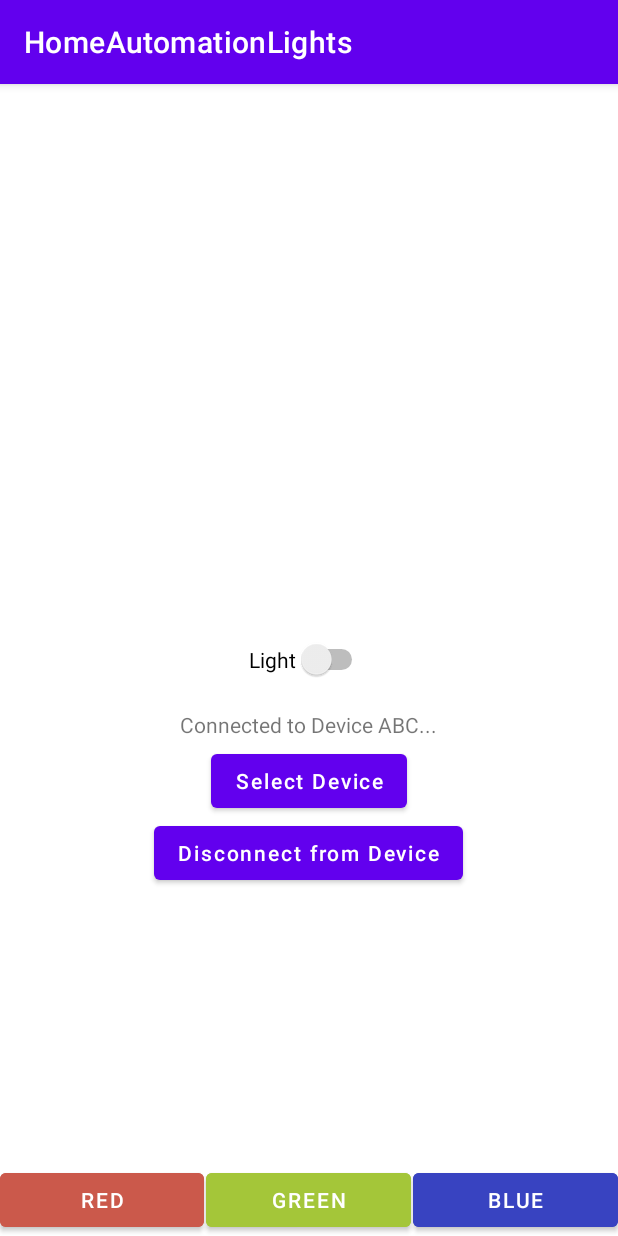
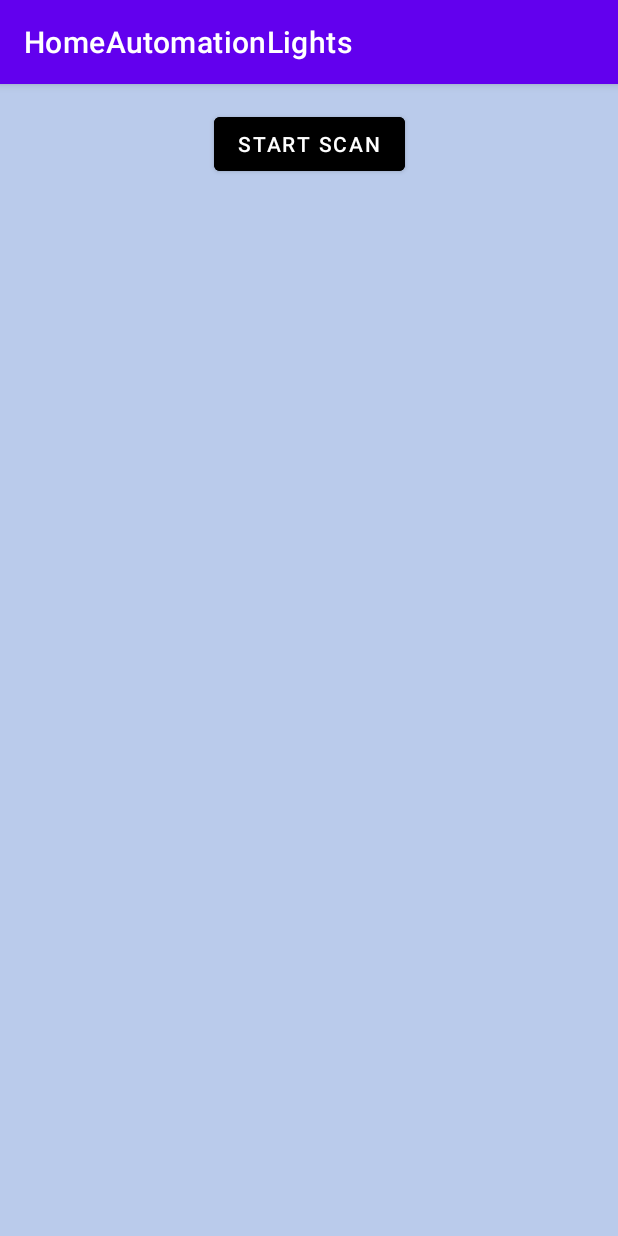
Before and after one commit to ruifornelos/HomeAutomationLights, an Android app: the screen it shows after launch (MainActivity before the commit, ScanActivity after it), on a phone screen of 412 x 824 dp. Run offline under Robolectric (Android 15) with nearby library versions, the phone set to English and light mode, and no system bars; our stand-ins replace Timber.

Commit message:
DONE:Connecting to ESP TODO: Write/read to characteristic and layout feedback

```diff
--- a/app/build.gradle
+++ b/app/build.gradle
@@ -1,6 +1,7 @@
 plugins {
     id 'com.android.application'
     id 'kotlin-android'
+    id 'kotlin-android-extensions'
 }
 
 android {
--- a/app/src/main/java/pm/ersc/estg/homeautomationlights/MainActivity.kt
+++ b/app/src/main/java/pm/ersc/estg/homeautomationlights/ScanActivity.kt
@@ -2,44 +2,39 @@
 
 import android.Manifest
 import android.app.Activity
-import android.app.admin.ConnectEvent
-import android.bluetooth.*
+import android.bluetooth.BluetoothAdapter
+import android.bluetooth.BluetoothDevice
+import android.bluetooth.BluetoothGattCharacteristic
+import android.bluetooth.BluetoothManager
 import android.bluetooth.le.ScanCallback
-import android.bluetooth.le.ScanFilter
 import android.bluetooth.le.ScanResult
 import android.bluetooth.le.ScanSettings
 import android.content.Context
 import android.content.Intent
 import android.content.pm.PackageManager
 import android.os.Build
+import androidx.appcompat.app.AppCompatActivity
 import android.os.Bundle
-import android.os.ParcelUuid
-import android.util.Log
 import android.widget.Button
-import android.widget.Switch
-import android.widget.TextView
-import androidx.appcompat.app.AppCompatActivity
 import androidx.core.app.ActivityCompat
 import androidx.core.content.ContextCompat
-import com.livinglifetechway.quickpermissions_kotlin.runWithPermissions
-import org.jetbrains.anko.Android
+import androidx.recyclerview.widget.LinearLayoutManager
+import androidx.recyclerview.widget.RecyclerView
+import androidx.recyclerview.widget.SimpleItemAnimator
 import org.jetbrains.anko.alert
-import org.jetbrains.anko.toast
 import pm.ersc.estg.homeautomationlights.ble.ConnectionManager
 import timber.log.Timber
-import java.util.*
+import kotlinx.android.synthetic.main.activity_scan.scan_button
+import kotlinx.android.synthetic.main.activity_scan.scan_results_recycler_view
+import pm.ersc.estg.homeautomationlights.ble.ConnectionEventListener
+
 
 private const val ENABLE_BLUETOOTH_REQUEST_CODE = 1
 private const val LOCATION_PERMISSION_REQUEST_CODE = 2
-private const val TAG = "****"
 private const val ServUUID = "ab0828b1-198e-4351-b779-901fa0e0371e"
 private const val CHARUUID = "4ac8a682-9736-4e5d-932b-e9b31405049c"
-private const val RED = 0x11
 
-class MainActivity : AppCompatActivity() {
-    private var blueDevice: BluetoothDevice? = null
-    private lateinit var ledCharacteristic: BluetoothGattCharacteristic
-
+class ScanActivity : AppCompatActivity() {
     private val bluetoothAdapter: BluetoothAdapter by lazy {
         val bluetoothManager = getSystemService(Context.BLUETOOTH_SERVICE) as BluetoothManager
         bluetoothManager.adapter
@@ -54,12 +49,23 @@
         .build()
 
     private var isScanning = false
-    /*set(value) {
+    set(value) {
         field = value
-        runOnUiThread { connectDevice.text = if (value) "Stop Scan" else "Start Scan" }
-    }*/
+        runOnUiThread { scan_button.text = if (value) getString(R.string.stop_scan) else getString(R.string.start_scan) }
+    }
 
     private val scanResults = mutableListOf<ScanResult>()
+    private val scanResultAdapter: ScanResultAdapter by lazy {
+        ScanResultAdapter(scanResults) { result ->
+            if (isScanning) {
+                stopBleScan()
+            }
+            with(result.device) {
+                Timber.w("Connecting to $address")
+                ConnectionManager.connect(this, this@ScanActivity)
+            }
+        }
+    }
 
     private val isLocationPermissionGranted
         get() = hasPermission(Manifest.permission.ACCESS_FINE_LOCATION)
@@ -68,45 +74,36 @@
      * Activity function overrides
      *******************************************/
 
-
     override fun onCreate(savedInstanceState: Bundle?) {
         super.onCreate(savedInstanceState)
-        setContentView(R.layout.activity_main)
-
+        setContentView(R.layout.activity_scan)
+        val connectDevice = findViewById<Button>(R.id.scan_button)
         if (BuildConfig.DEBUG) {
             Timber.plant(Timber.DebugTree())
         }
-
-        //Variables (Buttons and Textviews)////////////////////////////////////
-        val connectedtextview = findViewById<TextView>(R.id.connectedDevice)
-        val connectDevice = findViewById<Button>(R.id.selectdevice)
-        val DisconnectDevice = findViewById<Button>(R.id.disconnect_from_device)
-        val RedSelection = findViewById<Button>(R.id.REDButton)
-        val GreenSelection = findViewById<Button>(R.id.GREENButton)
-        val BlueSelection = findViewById<Button>(R.id.BLUEButton)
-        val SwitchONOFF = findViewById<Switch>(R.id.switch1)
-        /////////////////////////////////////////////////////////////////////////
-
-        //Switch Button ////////////////////////////////////////////////////////
-        SwitchONOFF?.setOnCheckedChangeListener { _, onSwitch ->
-            if (onSwitch) {
-                toast("liga")
-            } else {
-                toast("desliga")
-            }
-        }
-
         //Scanner Button
         connectDevice?.setOnClickListener() { if (isScanning) stopBleScan() else startBleScan() }
 
-        //Color Buttons and actions
-        RedSelection?.setOnClickListener() {
-            //ConnectionManager.writeCharacteristic(blueDevice, ,0x11)
+        setupRecyclerView()
+    }
 
+    override fun onResume() {
+        super.onResume()
+        ConnectionManager.registerListener(connectionEventListener)
+        if (!bluetoothAdapter.isEnabled) {
+            promptEnableBluetooth()
         }
+    }
 
-        GreenSelection?.setOnClickListener() { toast("Green Color") }
-        BlueSelection?.setOnClickListener() { toast("Blue Color") }
+    override fun onActivityResult(requestCode: Int, resultCode: Int, data: Intent?) {
+        super.onActivityResult(requestCode, resultCode, data)
+        when (requestCode) {
+            ENABLE_BLUETOOTH_REQUEST_CODE -> {
+                if (resultCode != Activity.RESULT_OK) {
+                    promptEnableBluetooth()
+                }
+            }
+        }
     }
 
     override fun onRequestPermissionsResult(
@@ -126,6 +123,10 @@
         }
     }
 
+    /*******************************************
+     * Private functions
+     *******************************************/
+
     private fun promptEnableBluetooth() {
         if (!bluetoothAdapter.isEnabled) {
             val enableBtIntent = Intent(BluetoothAdapter.ACTION_REQUEST_ENABLE)
@@ -138,7 +139,7 @@
             requestLocationPermission()
         } else {
             scanResults.clear()
-            //scanResultAdapter.notifyDataSetChanged()
+            scanResultAdapter.notifyDataSetChanged()
             bleScanner.startScan(null, scanSettings, scanCallback)
             isScanning = true
         }
@@ -169,6 +170,23 @@
         }
     }
 
+    private fun setupRecyclerView() {
+        scan_results_recycler_view.apply {
+            adapter = scanResultAdapter
+            layoutManager = LinearLayoutManager(
+                this@ScanActivity,
+                RecyclerView.VERTICAL,
+                false
+            )
+            isNestedScrollingEnabled = false
+        }
+
+        val animator = scan_results_recycler_view.itemAnimator
+        if (animator is SimpleItemAnimator) {
+            animator.supportsChangeAnimations = false
+        }
+    }
+
     /*******************************************
      * Callback bodies
      *******************************************/
@@ -178,24 +196,46 @@
             val indexQuery = scanResults.indexOfFirst { it.device.address == result.device.address }
             if (indexQuery != -1) { // A scan result already exists with the same address
                 scanResults[indexQuery] = result
-                //scanResultAdapter.notifyItemChanged(indexQuery)
+                scanResultAdapter.notifyItemChanged(indexQuery)
             } else {
                 with(result.device) {
                     Timber.i("Found BLE device! Name: ${name ?: "Unnamed"}, address: $address")
                     if(name == "ESP32-BLE"){
-                        blueDevice = this
-                        stopBleScan()
-                        ConnectionManager.connect(this, this@MainActivity)
+                        scanResults.add(result)
+                        scanResultAdapter.notifyItemInserted(scanResults.size - 1)
                     }
                 }
-                scanResults.add(result)
-                //scanResultAdapter.notifyItemInserted(scanResults.size - 1)
-
             }
         }
 
         override fun onScanFailed(errorCode: Int) {
             Timber.e("onScanFailed: code $errorCode")
+        }
+    }
+
+    /**
+     * Connection Listener
+     * When a connection is made the event is triggered in order to start
+     * Control activity so that user can manipulate house lighting
+     */
+    private val connectionEventListener by lazy {
+        ConnectionEventListener().apply {
+            onConnectionSetupComplete = { gatt ->
+                Intent(this@ScanActivity, ControlActivity::class.java).also {
+                    it.putExtra(BluetoothDevice.EXTRA_DEVICE, gatt.device)
+                    startActivity(it)
+                }
+                ConnectionManager.unregisterListener(this)
+            }
+            onDisconnect = {
+                runOnUiThread {
+                    alert {
+                        title = "Disconnected"
+                        message = "Disconnected or unable to connect to device."
+                        positiveButton("OK") {}
+                    }.show()
+                }
+            }
         }
     }
 
--- a/app/src/main/res/layout/activity_main.xml
+++ /dev/null
@@ -1,79 +0,0 @@
-<?xml version="1.0" encoding="utf-8"?>
-<RelativeLayout xmlns:android="http://schemas.android.com/apk/res/android"
-    xmlns:app="http://schemas.android.com/apk/res-auto"
-    xmlns:tools="http://schemas.android.com/tools"
-    android:layout_width="match_parent"
-    android:layout_height="match_parent"
-    tools:context=".MainActivity">
-
-    <LinearLayout
-        android:layout_width="match_parent"
-        android:layout_height="wrap_content"
-        android:layout_alignParentBottom="true">
-        <Button
-            android:id="@+id/REDButton"
-            android:layout_weight="1"
-            android:backgroundTint="@color/red"
-            android:layout_width="wrap_content"
-            android:layout_height="wrap_content"
-            android:text="Red" />
-
-        <Button
-            android:id="@+id/GREENButton"
-            android:backgroundTint="@color/green"
-            android:layout_weight="1"
-            android:layout_marginLeft="1dp"
-            android:layout_width="wrap_content"
-            android:layout_height="wrap_content"
-            android:text="Green" />
-
-        <Button
-            android:id="@+id/BLUEButton"
-            android:backgroundTint="@color/blue"
-            android:layout_weight="1"
-            android:layout_marginLeft="1dp"
-            android:layout_width="wrap_content"
-            android:layout_height="wrap_content"
-            android:text="Blue" />
-
-
-    </LinearLayout>
-
-    <Switch
-        android:id="@+id/switch1"
-        android:layout_width="wrap_content"
-        android:layout_height="wrap_content"
-        android:text="Light"
-        android:layout_centerInParent="true"/>
-
-    <TextView
-        android:id="@+id/connectedDevice"
-        android:layout_width="wrap_content"
-        android:layout_height="wrap_content"
-        android:layout_below="@+id/switch1"
-        android:layout_centerHorizontal="true"
-        android:layout_marginTop="20dp"
-        android:text="Connected to Device ABC..."/>
-
-    <Button
-        android:id="@+id/selectdevice"
-        android:layout_width="wrap_content"
-        android:layout_height="wrap_content"
-        android:layout_below="@+id/connectedDevice"
-        android:layout_centerHorizontal="true"
-        android:layout_marginTop="4dp"
-        android:hint="Select Device"
-        android:textColorHint="@color/white"
-        />
-    <Button
-        android:id="@+id/disconnect_from_device"
-        android:layout_width="wrap_content"
-        android:layout_height="wrap_content"
-        android:layout_below="@+id/selectdevice"
-        android:layout_centerHorizontal="true"
-        android:hint="Disconnect from Device"
-        android:textColorHint="@color/white"
-        />
-
-
-</RelativeLayout>
--- /dev/null
+++ b/app/src/main/res/layout/activity_scan.xml
@@ -0,0 +1,36 @@
+<?xml version="1.0" encoding="utf-8"?>
+<androidx.constraintlayout.widget.ConstraintLayout
+    xmlns:android="http://schemas.android.com/apk/res/android"
+    xmlns:app="http://schemas.android.com/apk/res-auto"
+    xmlns:tools="http://schemas.android.com/tools"
+    android:layout_width="match_parent"
+    android:layout_height="match_parent"
+    tools:context=".ScanActivity"
+    android:background="@color/grey">
+    >
+
+    <Button
+        android:id="@+id/scan_button"
+        android:backgroundTint="@color/black"
+        android:layout_width="wrap_content"
+        android:layout_height="wrap_content"
+        android:text="@string/start_scan"
+        android:layout_marginTop="16dp"
+        app:layout_constraintTop_toTopOf="parent"
+        app:layout_constraintStart_toStartOf="parent"
+        app:layout_constraintEnd_toEndOf="parent"
+        />
+
+    <androidx.recyclerview.widget.RecyclerView
+        android:id="@+id/scan_results_recycler_view"
+        android:layout_width="0dp"
+        android:layout_height="0dp"
+        android:layout_marginTop="8dp"
+        app:layout_constraintTop_toBottomOf="@id/scan_button"
+        app:layout_constraintBottom_toBottomOf="parent"
+        app:layout_constraintStart_toStartOf="parent"
+        app:layout_constraintEnd_toEndOf="parent"
+        tools:listitem="@layout/row_scan_result"
+        />
+
+</androidx.constraintlayout.widget.ConstraintLayout>
--- a/app/src/main/res/values/colors.xml
+++ b/app/src/main/res/values/colors.xml
@@ -10,4 +10,6 @@
     <color name="red">#FFCB594B</color>
     <color name="green">#FFA4C639</color>
     <color name="blue">#FF3843c1</color>
+    <color name="grey">#ffbacbeb</color>
+
 </resources>
--- a/app/src/main/res/values/strings.xml
+++ b/app/src/main/res/values/strings.xml
@@ -1,3 +1,10 @@
 <resources>
     <string name="app_name">HomeAutomationLights</string>
+    <string name="start_scan">Start Scan</string>
+    <string name="device_name">Device Name</string>
+    <string name="stop_scan">Stop Scan</string>
+    <string name="bathroom_selected">Bathroom selected!</string>
+    <string name="kitchen_selected">Kitchen selected!</string>
+    <string name="library_selected">Library selected!</string>
+    <string name="bedroom_selected">Bedroom selected!</string>
 </resources>
```
Also changed, not shown: app/src/main/AndroidManifest.xml (+9 -2 lines), app/src/main/java/pm/ersc/estg/homeautomationlights/ControlActivity.kt (added, +187 -0 lines), app/src/main/java/pm/ersc/estg/homeautomationlights/ScanResultAdapter.kt (added, +45 -0 lines), app/src/main/res/drawable/bed_clips.xml (added, +10 -0 lines), app/src/main/res/drawable/kitchen_clips.xml (added, +10 -0 lines), app/src/main/res/drawable/library_clips.xml (added, +19 -0 lines), app/src/main/res/drawable/wc_clips.xml (added, +13 -0 lines), app/src/main/res/layout/activity_control.xml (added, +98 -0 lines), app/src/main/res/layout/row_scan_result.xml (added, +40 -0 lines), 1 other file.
